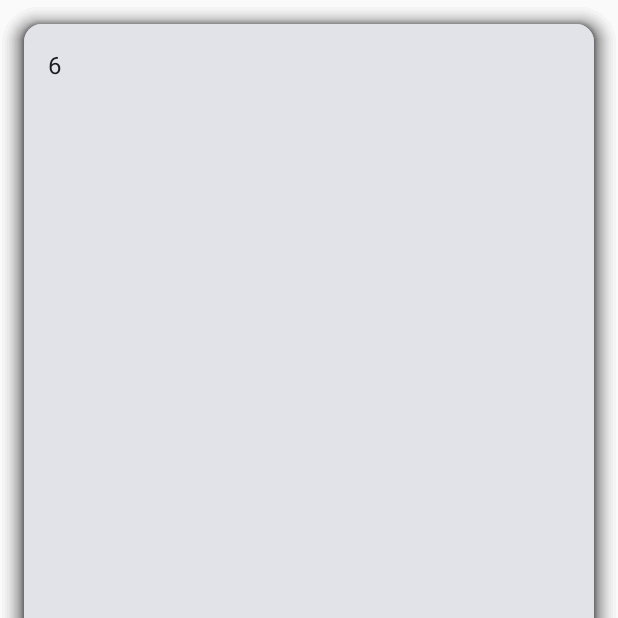
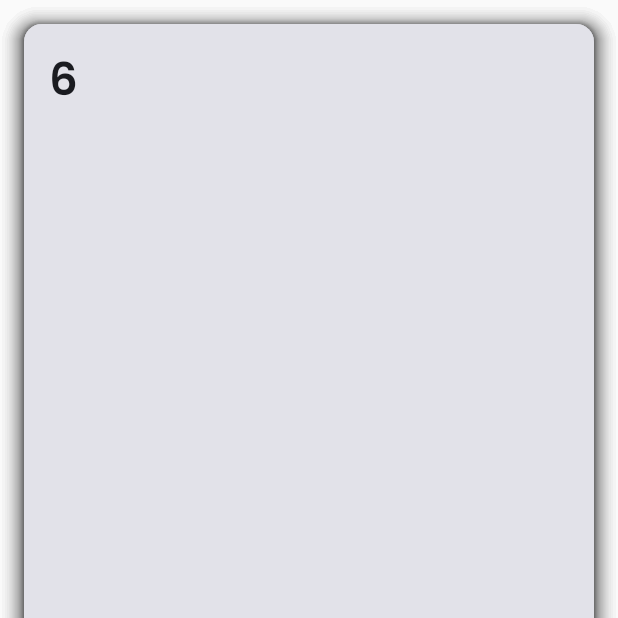
Before and after one commit to PratyushSingh07/BumbleCardSwipe, an Android app built with Jetpack Compose: the screen it shows after launch (MainActivity), on a phone screen of 412 x 824 dp, the top half of it. Run offline under Robolectric (Android 15) with nearby library versions, the phone set to English and light mode, and no system bars.

Commit message:
refactor: poppins font family:

```diff
--- a/app/src/main/java/com/github/tindercardswipe/MainActivity.kt
+++ b/app/src/main/java/com/github/tindercardswipe/MainActivity.kt
@@ -9,8 +9,11 @@ import androidx.compose.material3.Text
 import androidx.compose.runtime.mutableIntStateOf
 import androidx.compose.runtime.remember
 import androidx.compose.ui.Modifier
+import androidx.compose.ui.text.style.TextAlign
+import androidx.compose.ui.unit.sp
 import com.github.tindercardswipe.component.ProfileCard
 import com.github.tindercardswipe.ui.theme.TinderCardSwipeTheme
+import com.github.tindercardswipe.utils.FontFamily
 
 class MainActivity : ComponentActivity() {
     override fun onCreate(savedInstanceState: Bundle?) {
@@ -35,7 +38,12 @@ class MainActivity : ComponentActivity() {
                         )
                     }
                     if (currentIndex.intValue > lastIndex) {
-                        Text(text = "All Cards Swiped")
+                        Text(
+                            text = "All Cards Swiped",
+                            fontSize = 30.sp,
+                            fontFamily = FontFamily.appFontFamily,
+                            textAlign = TextAlign.Center
+                        )
                     }
                 }
             }
--- a/app/src/main/java/com/github/tindercardswipe/component/ProfileCard.kt
+++ b/app/src/main/java/com/github/tindercardswipe/component/ProfileCard.kt
@@ -1,17 +1,20 @@
 package com.github.tindercardswipe.component
 
-import androidx.compose.foundation.layout.fillMaxHeight
 import androidx.compose.foundation.layout.fillMaxSize
-import androidx.compose.foundation.layout.fillMaxWidth
 import androidx.compose.foundation.layout.padding
 import androidx.compose.material3.Card
 import androidx.compose.material3.CardDefaults
 import androidx.compose.material3.Text
 import androidx.compose.runtime.Composable
 import androidx.compose.ui.Modifier
+import androidx.compose.ui.text.font.Font
+import androidx.compose.ui.text.font.FontWeight
+import androidx.compose.ui.text.style.TextAlign
 import androidx.compose.ui.unit.dp
+import androidx.compose.ui.unit.sp
 import com.github.lib.swipeableCard
 import com.github.tindercardswipe.Dummy
+import com.github.tindercardswipe.utils.FontFamily
 
 @Composable
 fun ProfileCard(
@@ -31,6 +34,12 @@ fun ProfileCard(
             ),
         elevation = CardDefaults.cardElevation(8.dp)
     ) {
-        Text(text = profile.name, modifier = Modifier.padding(16.dp))
+        Text(
+            text = profile.name,
+            modifier = Modifier.padding(16.dp),
+            fontFamily = FontFamily.appFontFamily,
+            textAlign = TextAlign.Center,
+            fontSize = 30.sp
+        )
     }
 }
--- /dev/null
+++ b/app/src/main/java/com/github/tindercardswipe/utils/FontFamily.kt
@@ -0,0 +1,25 @@
+package com.github.tindercardswipe.utils
+
+import androidx.compose.ui.text.font.Font
+import androidx.compose.ui.text.font.FontFamily
+import androidx.compose.ui.text.font.FontWeight
+import com.github.tindercardswipe.R
+
+object FontFamily {
+    val appFontFamily = FontFamily(
+        fonts = listOf(
+            Font(
+                resId = R.font.poppins_bold,
+                weight = FontWeight.W900,
+            ),
+            Font(
+                resId = R.font.poppins_regular,
+                weight = FontWeight.W900,
+            ),
+            Font(
+                resId = R.font.poppins_semi_bold,
+                weight = FontWeight.W700,
+            ),
+        )
+    )
+}
```
Also changed, not shown: app/src/main/res/font/poppins_bold.ttf (added), app/src/main/res/font/poppins_regular.ttf (added), app/src/main/res/font/poppins_semi_bold.ttf (added).
